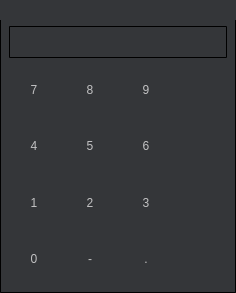
eeyoo/yunsheng, file dlg_psw.ui: the form before one commit.
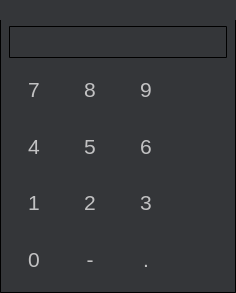
The form after the commit. Icons and pictures are not drawn.

Commit message: changed UI font size

```diff
--- a/dlg_psw.ui
+++ b/dlg_psw.ui
@@ -15,7 +15,7 @@
   </property>
   <property name="styleSheet">
    <string notr="true">*{
-font: 12px;
+font: 16pt;
 font-family: &quot;微软雅黑&quot;;
 }
 
```
Left out of the diff: 13 changed lines with no effect on the pictures. The commit also changes 19 other files.
